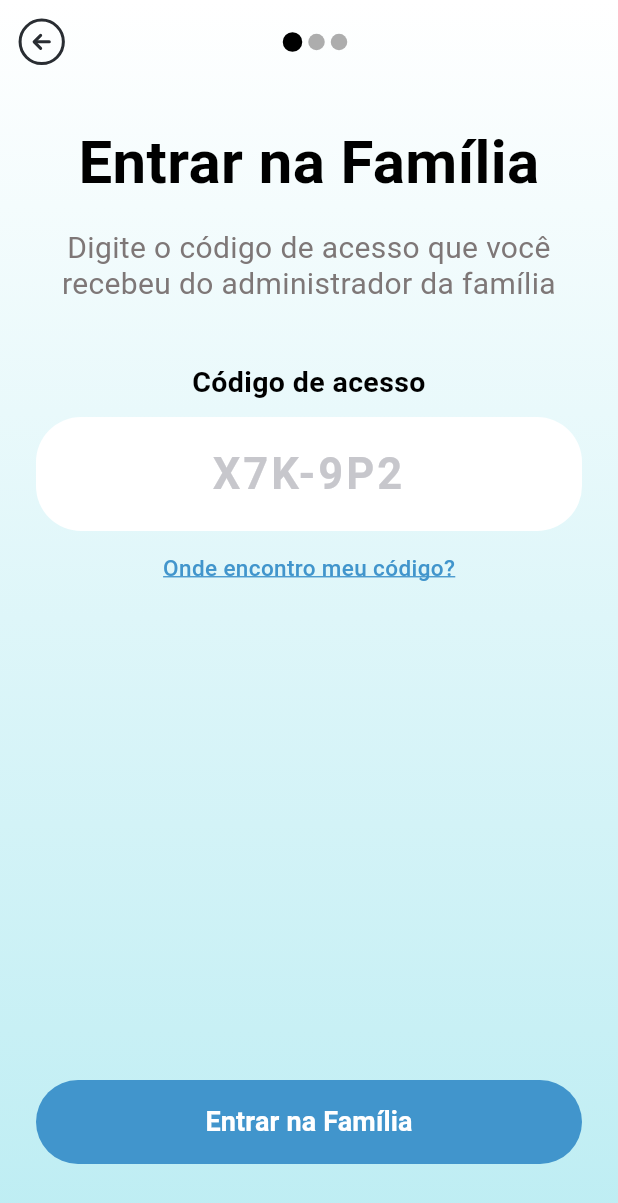
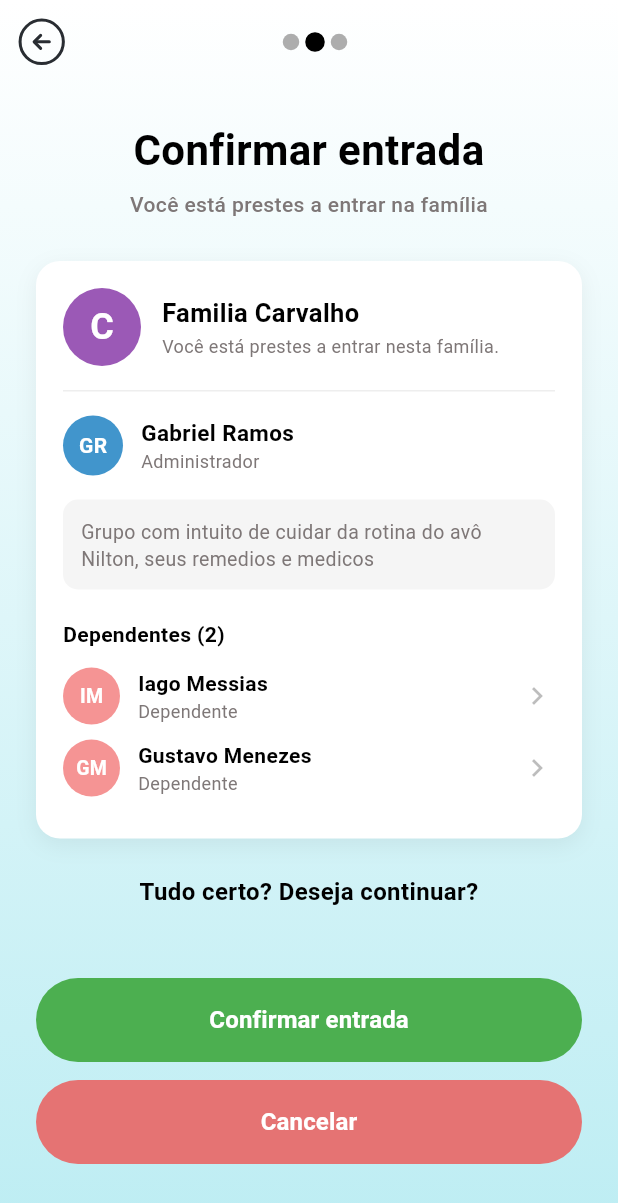
Before and after one commit to guiresteves/AgendaCare, a Flutter app: the screen it shows after launch, after a tap on "Entrar na Família", on a phone screen of 412 x 824 dp. Shown: the top 1203 px of the screen. Run offline on Flutter 3.47's test engine with Material 3 defaults, Android fonts, the phone set to English and light mode, and no system bars; our stand-ins replace firebase_auth, firebase_core, flutter_svg; accounts and stored records are empty.

Commit message:
feat: implementa tela de confirmacao de entrada na familia

```diff
--- /dev/null
+++ b/lib/presentation/pages/confirm_family_join_page.dart
@@ -0,0 +1,384 @@
+import 'package:flutter/material.dart';
+
+import '../widgets/gradient_screen_layout.dart';
+import 'package:flutter_svg/flutter_svg.dart';
+
+const _familyName = 'Familia Carvalho';
+const _familyDescription =
+    'Grupo com intuito de cuidar da rotina do avô Nilton, seus remedios e medicos';
+const _adminName = 'Gabriel Ramos';
+
+const _dependentes = [
+  {'iniciais': 'IM', 'nome': 'Iago Messias', 'papel': 'Dependente'},
+  {'iniciais': 'GM', 'nome': 'Gustavo Menezes', 'papel': 'Dependente'},
+];
+
+class ConfirmFamilyJoin extends StatelessWidget {
+  const ConfirmFamilyJoin({super.key});
+
+  @override
+  Widget build(BuildContext context) {
+    return Scaffold(
+      backgroundColor: Colors.transparent,
+      extendBodyBehindAppBar: true,
+      appBar: AppBar(
+        backgroundColor: Colors.transparent,
+        elevation: 0,
+        leading: IconButton(
+          icon: SvgPicture.asset(
+            'assets/icons/Back.svg',
+            width: 35,
+            height: 35,
+          ),
+          onPressed: () => Navigator.pop(context),
+        ),
+        title: Row(
+          mainAxisAlignment: MainAxisAlignment.center,
+          children: [
+            _buildProgressDot(isActive: false),
+            const SizedBox(width: 4),
+            _buildProgressDot(isActive: true),
+            const SizedBox(width: 4),
+            _buildProgressDot(isActive: false),
+          ],
+        ),
+        centerTitle: true,
+        actions: const [SizedBox(width: 48)],
+      ),
+      body: GradientScreenLayout(
+        child: Column(
+          crossAxisAlignment: CrossAxisAlignment.stretch,
+          mainAxisAlignment: MainAxisAlignment.spaceBetween,
+          children: [
+            Column(
+              crossAxisAlignment: CrossAxisAlignment.stretch,
+              children: [
+                const SizedBox(height: 8),
+
+                const Text(
+                  'Confirmar entrada',
+                  textAlign: TextAlign.center,
+                  style: TextStyle(
+                    fontSize: 28,
+                    fontWeight: FontWeight.w700,
+                    color: Colors.black,
+                  ),
+                ),
+
+                const SizedBox(height: 6),
+
+                const Text(
+                  'Você está prestes a entrar na família',
+                  textAlign: TextAlign.center,
+                  style: TextStyle(
+                    fontSize: 14,
+                    fontWeight: FontWeight.w500,
+                    color: Color(0xFF7E7777),
+                  ),
+                ),
+
+                const SizedBox(height: 28),
+
+                Container(
+                  padding: const EdgeInsets.all(18),
+                  decoration: BoxDecoration(
+                    color: Colors.white,
+                    borderRadius: BorderRadius.circular(16),
+                    boxShadow: [
+                      const BoxShadow(
+                        color: Color.fromRGBO(0, 0, 0, 0.06),
+                        blurRadius: 12,
+                        offset: Offset(0, 4),
+                      ),
+                    ],
+                  ),
+                  child: Column(
+                    crossAxisAlignment: CrossAxisAlignment.start,
+                    children: [
+                      Row(
+                        children: [
+                          Container(
+                            width: 52,
+                            height: 52,
+                            decoration: const BoxDecoration(
+                              shape: BoxShape.circle,
+                              color: Color(0xFF9B59B6),
+                            ),
+                            child: const Center(
+                              child: Text(
+                                'C',
+                                style: TextStyle(
+                                  fontSize: 24,
+                                  fontWeight: FontWeight.w700,
+                                  color: Colors.white,
+                                ),
+                              ),
+                            ),
+                          ),
+                          const SizedBox(width: 14),
+                          const Expanded(
+                            child: Column(
+                              crossAxisAlignment: CrossAxisAlignment.start,
+                              children: [
+                                Text(
+                                  _familyName,
+                                  style: TextStyle(
+                                    fontSize: 17,
+                                    fontWeight: FontWeight.w700,
+                                    color: Colors.black,
+                                  ),
+                                ),
+                                SizedBox(height: 2),
+                                Text(
+                                  'Você está prestes a entrar nesta família.',
+                                  style: TextStyle(
+                                    fontSize: 12,
+                                    color: Color(0xFF7E7777),
+                                  ),
+                                ),
+                              ],
+                            ),
+                          ),
+                        ],
+                      ),
+
+                      const SizedBox(height: 16),
+                      const Divider(height: 1, color: Color(0xFFEEEEEE)),
+                      const SizedBox(height: 16),
+
+                      Row(
+                        children: [
+                          _buildAvatar('GR', const Color(0xFF4195CC)),
+                          const SizedBox(width: 12),
+                          const Column(
+                            crossAxisAlignment: CrossAxisAlignment.start,
+                            children: [
+                              Text(
+                                _adminName,
+                                style: TextStyle(
+                                  fontSize: 15,
+                                  fontWeight: FontWeight.w600,
+                                  color: Colors.black,
+                                ),
+                              ),
+                              Text(
+                                'Administrador',
+                                style: TextStyle(
+                                  fontSize: 12,
+                                  color: Color(0xFF7E7777),
+                                ),
+                              ),
+                            ],
+                          ),
+                        ],
+                      ),
+
+                      const SizedBox(height: 16),
+
+                      Container(
+                        padding: const EdgeInsets.all(12),
+                        decoration: BoxDecoration(
+                          color: const Color(0xFFF5F5F5),
+                          borderRadius: BorderRadius.circular(10),
+                        ),
+                        child: const Text(
+                          _familyDescription,
+                          style: TextStyle(
+                            fontSize: 13,
+                            color: Color(0xFF7E7777),
+                            height: 1.4,
+                          ),
+                        ),
+                      ),
+
+                      const SizedBox(height: 20),
+
+                      Text(
+                        'Dependentes (${_dependentes.length})',
+                        style: const TextStyle(
+                          fontSize: 14,
+                          fontWeight: FontWeight.w600,
+                          color: Colors.black,
+                        ),
+                      ),
+
+                      const SizedBox(height: 12),
+
+                      ..._dependentes.map(
+                        (d) => _DependenteItem(
+                          iniciais: d['iniciais']!,
+                          nome: d['nome']!,
+                          papel: d['papel']!,
+                        ),
+                      ),
+                    ],
+                  ),
+                ),
+
+                const SizedBox(height: 24),
+
+                const Text(
+                  'Tudo certo? Deseja continuar?',
+                  textAlign: TextAlign.center,
+                  style: TextStyle(
+                    fontSize: 16,
+                    fontWeight: FontWeight.w600,
+                    color: Colors.black,
+                  ),
+                ),
+              ],
+            ),
+
+            Column(
+              children: [
+                const SizedBox(height: 24),
+
+                ElevatedButton(
+                  onPressed: () {
+                    ScaffoldMessenger.of(context).showSnackBar(
+                      const SnackBar(
+                        content: Text('Entrada confirmada.'),
+                        behavior: SnackBarBehavior.floating,
+                      ),
+                    );
+                  },
+                  style: ElevatedButton.styleFrom(
+                    backgroundColor: const Color(0xFF4CAF50),
+                    foregroundColor: Colors.white,
+                    minimumSize: const Size.fromHeight(56),
+                    elevation: 0,
+                    shape: RoundedRectangleBorder(
+                      borderRadius: BorderRadius.circular(30),
+                    ),
+                  ),
+                  child: const Text(
+                    'Confirmar entrada',
+                    style: TextStyle(fontSize: 16, fontWeight: FontWeight.w600),
+                  ),
+                ),
+
+                const SizedBox(height: 12),
+
+                ElevatedButton(
+                  onPressed: () => Navigator.pop(context),
+                  style: ElevatedButton.styleFrom(
+                    backgroundColor: const Color(0xFFE57373),
+                    foregroundColor: Colors.white,
+                    minimumSize: const Size.fromHeight(56),
+                    elevation: 0,
+                    shape: RoundedRectangleBorder(
+                      borderRadius: BorderRadius.circular(30),
+                    ),
+                  ),
+                  child: const Text(
+                    'Cancelar',
+                    style: TextStyle(fontSize: 16, fontWeight: FontWeight.w600),
+                  ),
+                ),
+
+                const SizedBox(height: 32),
+              ],
+            ),
+          ],
+        ),
+      ),
+    );
+  }
+
+  Widget _buildAvatar(String iniciais, Color cor) {
+    return Container(
+      width: 40,
+      height: 40,
+      decoration: BoxDecoration(shape: BoxShape.circle, color: cor),
+      child: Center(
+        child: Text(
+          iniciais,
+          style: const TextStyle(
+            fontSize: 14,
+            fontWeight: FontWeight.w700,
+            color: Colors.white,
+          ),
+        ),
+      ),
+    );
+  }
+
+  Widget _buildProgressDot({required bool isActive}) {
+    return AnimatedContainer(
+      duration: const Duration(milliseconds: 300),
+      width: isActive ? 13 : 11,
+      height: isActive ? 13 : 11,
+      decoration: BoxDecoration(
+        color: isActive
+            ? const Color.fromARGB(255, 0, 0, 0)
+            : const Color.fromARGB(255, 173, 173, 173),
+        borderRadius: BorderRadius.circular(8),
+      ),
+    );
+  }
+}
+
+class _DependenteItem extends StatelessWidget {
+  const _DependenteItem({
+    required this.iniciais,
+    required this.nome,
+    required this.papel,
+  });
+
+  final String iniciais;
+  final String nome;
+  final String papel;
+
+  @override
+  Widget build(BuildContext context) {
+    return Padding(
+      padding: const EdgeInsets.only(bottom: 10),
+      child: Row(
+        children: [
+          Container(
+            width: 38,
+            height: 38,
+            decoration: const BoxDecoration(
+              shape: BoxShape.circle,
+              color: Color.fromARGB(255, 245, 148, 148),
+            ),
+            child: Center(
+              child: Text(
+                iniciais,
+                style: const TextStyle(
+                  fontSize: 13,
+                  fontWeight: FontWeight.w700,
+                  color: Colors.white,
+                ),
+              ),
+            ),
+          ),
+          const SizedBox(width: 12),
+          Expanded(
+            child: Column(
+              crossAxisAlignment: CrossAxisAlignment.start,
+              children: [
+                Text(
+                  nome,
+                  style: const TextStyle(
+                    fontSize: 14,
+                    fontWeight: FontWeight.w600,
+                    color: Colors.black,
+                  ),
+                ),
+                Text(
+                  papel,
+                  style: const TextStyle(
+                    fontSize: 12,
+                    color: Color(0xFF7E7777),
+                  ),
+                ),
+              ],
+            ),
+          ),
+          const Icon(Icons.chevron_right, color: Colors.black26),
+        ],
+      ),
+    );
+  }
+}
--- a/lib/presentation/pages/join_family_page.dart
+++ b/lib/presentation/pages/join_family_page.dart
@@ -2,6 +2,7 @@ import 'package:flutter/material.dart';
 
 import '../widgets/gradient_screen_layout.dart';
 import 'package:flutter_svg/flutter_svg.dart';
+import 'confirm_family_join_page.dart';
 
 class JoinFamilyPage extends StatefulWidget {
   const JoinFamilyPage({super.key});
@@ -101,6 +102,7 @@ class _JoinFamilyPageState extends State<JoinFamilyPage> {
                     borderRadius: BorderRadius.circular(30),
                   ),
                   child: TextField(
+                    controller: _codigoController,
                     textAlign: TextAlign.center,
                     textCapitalization: TextCapitalization.characters,
                     style: const TextStyle(
@@ -129,21 +131,19 @@ class _JoinFamilyPageState extends State<JoinFamilyPage> {
                 const SizedBox(height: 14),
 
                 Center(
-                  child: GestureDetector(
-                    onTap: () {
-                      // TODO: mostrar modal ou navegar para tela de ajuda
-                    },
-                    child: const Text(
-                      'Onde encontro meu código?',
-                      style: TextStyle(
+                  child: TextButton(
+                    onPressed: () {},
+                    style: TextButton.styleFrom(
+                      foregroundColor: const Color(0xFF4195CC),
+                      textStyle: const TextStyle(
                         fontSize: 15,
                         fontWeight: FontWeight.w500,
-                        color: Color(0xFF4195CC),
                         decoration: TextDecoration.underline,
                         decorationColor: Color(0xFF4195CC),
                         decorationThickness: 1.2,
                       ),
                     ),
+                    child: const Text('Onde encontro meu código?'),
                   ),
                 ),
               ],
@@ -154,7 +154,12 @@ class _JoinFamilyPageState extends State<JoinFamilyPage> {
                 const SizedBox(height: 40),
                 ElevatedButton(
                   onPressed: () {
-                    // TODO: validar codigo
+                    Navigator.push(
+                      context,
+                      MaterialPageRoute(
+                        builder: (context) => const ConfirmFamilyJoin(),
+                      ),
+                    );
                   },
                   style: ElevatedButton.styleFrom(
                     backgroundColor: Color(0xFF4195CC),
```
